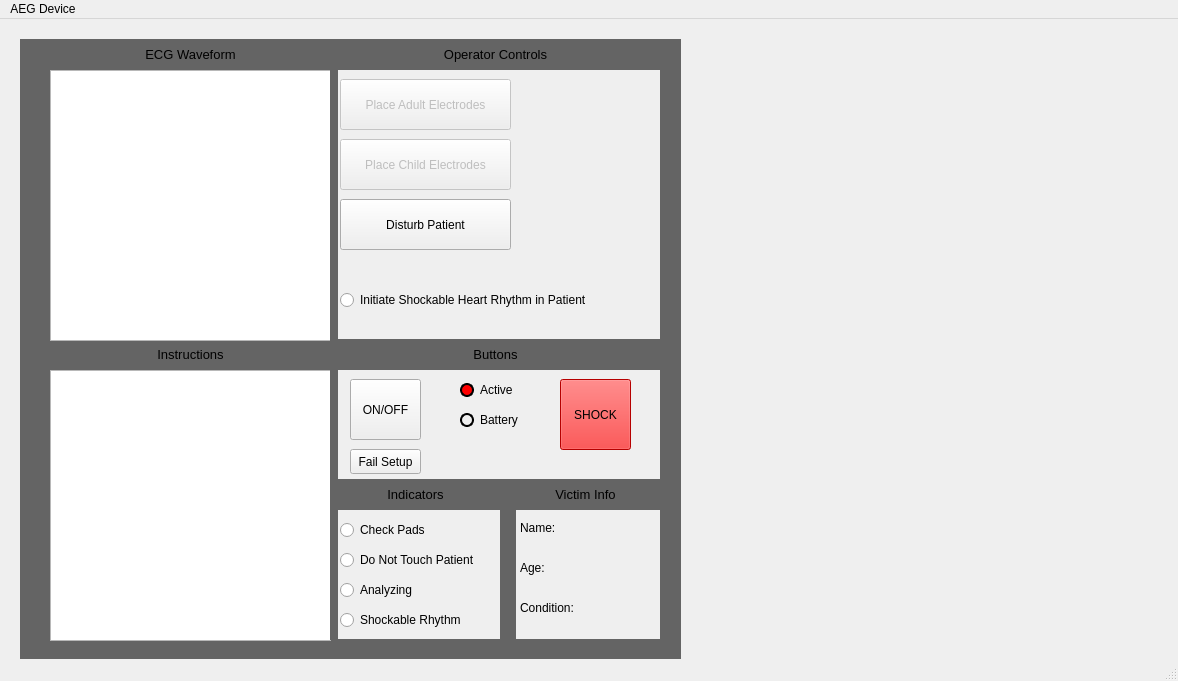
First picture: the form in COMP3004-FA/mainwindow.ui, repository ConnorG1067/COMP3004-FA, before the edit.
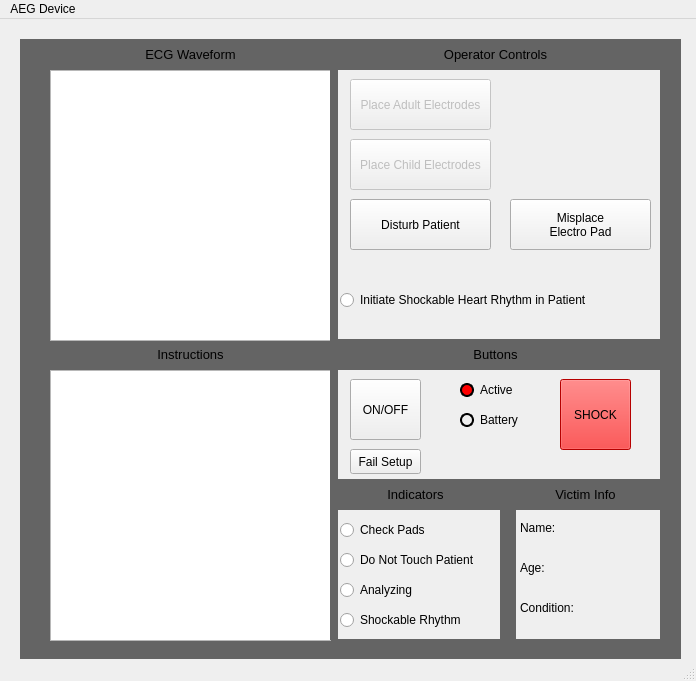
Second picture: the form after the edit.

Diff of the .ui file:
```diff
--- a/COMP3004-FA/mainwindow.ui
+++ b/COMP3004-FA/mainwindow.ui
@@ -6,7 +6,7 @@
    <rect>
     <x>0</x>
     <y>0</y>
-    <width>1178</width>
+    <width>696</width>
     <height>681</height>
    </rect>
   </property>
@@ -126,9 +126,9 @@
     </property>
     <property name="geometry">
      <rect>
-      <x>340</x>
+      <x>350</x>
       <y>60</y>
-      <width>171</width>
+      <width>141</width>
       <height>51</height>
      </rect>
     </property>
@@ -245,9 +245,9 @@
     </property>
     <property name="geometry">
      <rect>
-      <x>340</x>
+      <x>350</x>
       <y>120</y>
-      <width>171</width>
+      <width>141</width>
       <height>51</height>
      </rect>
     </property>
@@ -271,9 +271,9 @@
    <widget class="QPushButton" name="disturbPatientBtn">
     <property name="geometry">
      <rect>
-      <x>340</x>
+      <x>350</x>
       <y>180</y>
-      <width>171</width>
+      <width>141</width>
       <height>51</height>
      </rect>
     </property>
@@ -573,13 +573,30 @@
 &lt;p align=&quot;center&quot; dir='rtl' style=&quot; margin-top:12px; margin-bottom:12px; margin-left:0px; margin-right:0px; -qt-block-indent:0; text-indent:0px;&quot;&gt;Indicators&lt;/p&gt;&lt;/body&gt;&lt;/html&gt;</string>
     </property>
    </widget>
+   <widget class="QPushButton" name="misPlacePad">
+    <property name="enabled">
+     <bool>true</bool>
+    </property>
+    <property name="geometry">
+     <rect>
+      <x>510</x>
+      <y>180</y>
+      <width>141</width>
+      <height>51</height>
+     </rect>
+    </property>
+    <property name="text">
+     <string>Misplace 
+Electro Pad</string>
+    </property>
+   </widget>
   </widget>
   <widget class="QMenuBar" name="menubar">
    <property name="geometry">
     <rect>
      <x>0</x>
      <y>0</y>
-     <width>1178</width>
+     <width>696</width>
      <height>22</height>
     </rect>
    </property>
```
